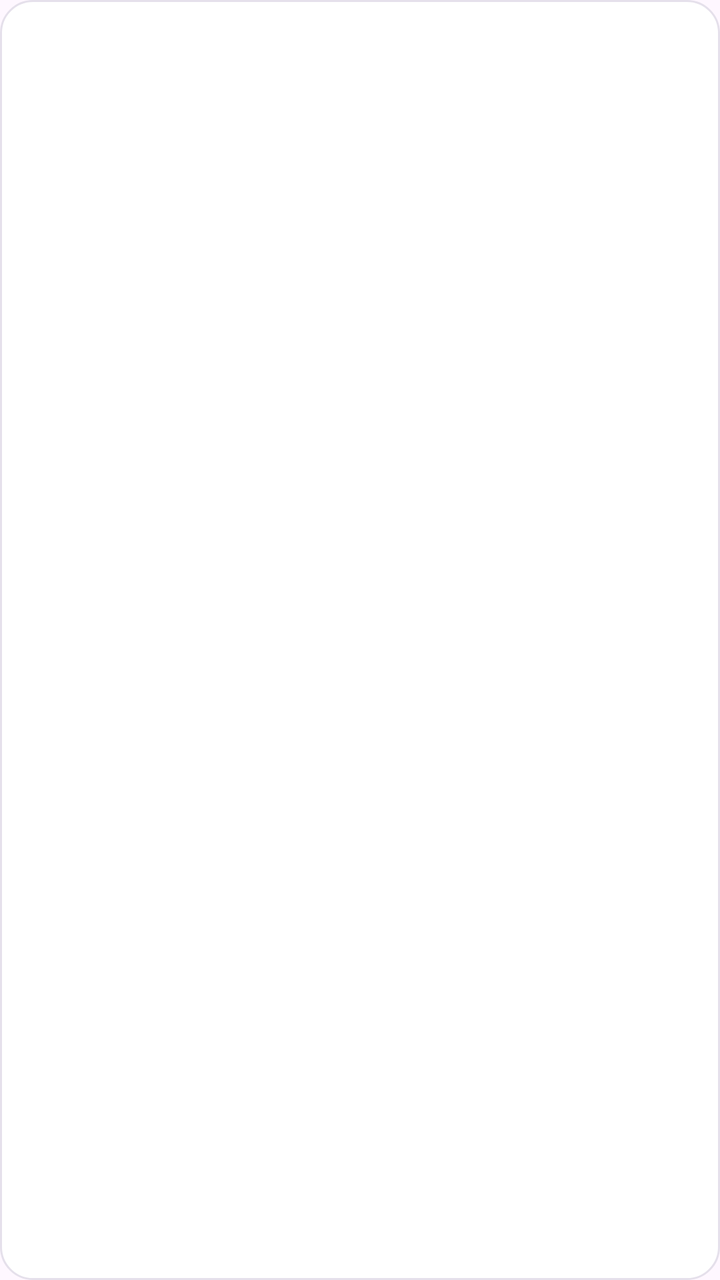
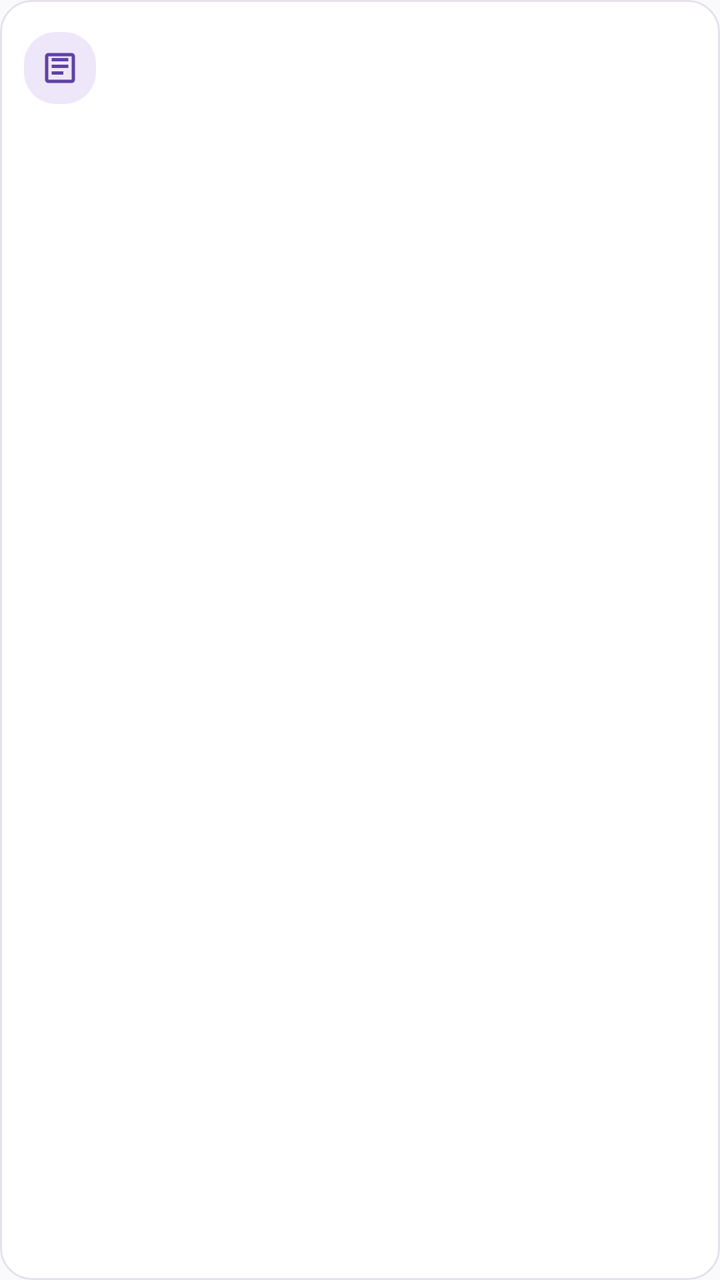

Compare the two renders of this Android layout. The source of the first and the diff that turns it into the second are given below.
<!-- AndroidManifest.xml: application theme Theme.ApiMovil -->
<!-- res/layout/item_orden.xml -->
<?xml version="1.0" encoding="utf-8"?>
<LinearLayout xmlns:android="http://schemas.android.com/apk/res/android"
    android:layout_width="match_parent"
    android:layout_height="wrap_content"
    android:orientation="vertical"
    android:background="@drawable/bg_tarjeta"
    android:layout_marginBottom="12dp"
    android:padding="17dp"
    android:clickable="true"
    android:focusable="true"
    android:foreground="?attr/selectableItemBackground">

    <LinearLayout
        android:layout_width="match_parent"
        android:layout_height="wrap_content"
        android:orientation="horizontal"
        android:gravity="center_vertical">

        <TextView
            android:id="@+id/textNumeroOrden"
            android:layout_width="0dp"
            android:layout_weight="1"
            android:layout_height="wrap_content"
            android:textStyle="bold"
            android:textColor="@color/texto_principal"
            android:textSize="16sp" />

        <TextView
            android:id="@+id/textEstado"
            android:layout_width="wrap_content"
            android:layout_height="wrap_content"
            android:paddingHorizontal="12dp"
            android:paddingVertical="5dp"
            android:textStyle="bold"
            android:textSize="11sp" />
    </LinearLayout>

    <TextView
        android:id="@+id/textGasolinera"
        android:layout_width="match_parent"
        android:layout_height="wrap_content"
        android:textSize="14sp"
        android:textColor="@color/texto_secundario"
        android:layout_marginTop="6dp" />

</LinearLayout>
<!-- resources referenced by this layout -->
<resources>
  <color name="texto_principal">#24212D</color>
  <color name="texto_secundario">#706A7A</color>
  <!-- drawable bg_tarjeta (drawable) -->
  <?xml version="1.0" encoding="utf-8"?>
  <shape xmlns:android="http://schemas.android.com/apk/res/android" android:shape="rectangle">
      <solid android:color="@color/blanco" />
      <corners android:radius="16dp" />
      <stroke android:width="1dp" android:color="@color/borde" />
  </shape>
  <style name="Theme.ApiMovil" parent="Theme.Material3.DayNight.NoActionBar">
          <item name="colorPrimary">@color/purple_500</item>
          <item name="colorPrimaryVariant">@color/purple_700</item>
          <item name="colorOnPrimary">@color/white</item>
          <item name="colorSecondary">@color/teal_200</item>
      </style>
  <color name="blanco">#FFFFFF</color>
  <color name="borde">#E5E0EB</color>
  <color name="purple_500">#6042A6</color>
  <color name="purple_700">#342052</color>
  <color name="white">#FFFFFFFF</color>
  <color name="teal_200">#6042A6</color>
</resources>

<!-- the commit's change to res/layout/item_orden.xml (unified diff, before → after) -->
@@ -1,46 +1,73 @@
 <?xml version="1.0" encoding="utf-8"?>
-<LinearLayout xmlns:android="http://schemas.android.com/apk/res/android"
+<com.google.android.material.card.MaterialCardView xmlns:android="http://schemas.android.com/apk/res/android"
+    xmlns:app="http://schemas.android.com/apk/res-auto"
     android:layout_width="match_parent"
     android:layout_height="wrap_content"
-    android:orientation="vertical"
-    android:background="@drawable/bg_tarjeta"
     android:layout_marginBottom="12dp"
-    android:padding="17dp"
     android:clickable="true"
     android:focusable="true"
-    android:foreground="?attr/selectableItemBackground">
+    android:foreground="?attr/selectableItemBackground"
+    app:cardBackgroundColor="@color/blanco"
+    app:cardCornerRadius="16dp"
+    app:cardElevation="0dp"
+    app:contentPadding="12dp"
+    app:strokeColor="@color/borde"
+    app:strokeWidth="1dp">
 
     <LinearLayout
         android:layout_width="match_parent"
         android:layout_height="wrap_content"
-        android:orientation="horizontal"
-        android:gravity="center_vertical">
+        android:gravity="center_vertical"
+        android:orientation="horizontal">
 
-        <TextView
-            android:id="@+id/textNumeroOrden"
+        <ImageView
+            android:layout_width="36dp"
+            android:layout_height="36dp"
+            android:background="@drawable/bg_tarjeta_info"
+            android:contentDescription="Icono Orden"
+            android:padding="8dp"
+            android:src="@drawable/ic_nav_ordenes"
+            app:tint="@color/marca" />
+
+        <LinearLayout
             android:layout_width="0dp"
+            android:layout_height="wrap_content"
+            android:layout_marginStart="12dp"
             android:layout_weight="1"
-            android:layout_height="wrap_content"
-            android:textStyle="bold"
-            android:textColor="@color/texto_principal"
-            android:textSize="16sp" />
+            android:orientation="vertical">
 
-        <TextView
-            android:id="@+id/textEstado"
-            android:layout_width="wrap_content"
-            android:layout_height="wrap_content"
-            android:paddingHorizontal="12dp"
-            android:paddingVertical="5dp"
-            android:textStyle="bold"
-            android:textSize="11sp" />
+            <LinearLayout
+                android:layout_width="match_parent"
+                android:layout_height="wrap_content"
+                android:gravity="center_vertical"
+                android:orientation="horizontal">
+
+                <TextView
+                    android:id="@+id/textNumeroOrden"
+                    android:layout_width="0dp"
+                    android:layout_height="wrap_content"
+                    android:layout_weight="1"
+                    android:textColor="@color/texto_principal"
+                    android:textSize="15sp"
+                    android:textStyle="bold" />
+
+                <TextView
+                    android:id="@+id/textEstado"
+                    android:layout_width="wrap_content"
+                    android:layout_height="wrap_content"
+                    android:paddingHorizontal="10dp"
+                    android:paddingVertical="4dp"
+                    android:textSize="11sp"
+                    android:textStyle="bold" />
+            </LinearLayout>
+
+            <TextView
+                android:id="@+id/textGasolinera"
+                android:layout_width="match_parent"
+                android:layout_height="wrap_content"
+                android:layout_marginTop="4dp"
+                android:textColor="@color/texto_secundario"
+                android:textSize="13sp" />
+        </LinearLayout>
     </LinearLayout>
-
-    <TextView
-        android:id="@+id/textGasolinera"
-        android:layout_width="match_parent"
-        android:layout_height="wrap_content"
-        android:textSize="14sp"
-        android:textColor="@color/texto_secundario"
-        android:layout_marginTop="6dp" />
-
-</LinearLayout>
+</com.google.android.material.card.MaterialCardView>
<!-- resource entries referenced after the edit -->
@@ -2,24 +2,34 @@
 <resources>
   <color name="texto_principal">#24212D</color>
   <color name="texto_secundario">#706A7A</color>
-  <!-- drawable bg_tarjeta (drawable) -->
+  <!-- drawable bg_tarjeta_info (drawable) -->
   <?xml version="1.0" encoding="utf-8"?>
   <shape xmlns:android="http://schemas.android.com/apk/res/android" android:shape="rectangle">
-      <solid android:color="@color/blanco" />
+      <solid android:color="@color/marca_claro" />
       <corners android:radius="16dp" />
-      <stroke android:width="1dp" android:color="@color/borde" />
   </shape>
-  <style name="Theme.ApiMovil" parent="Theme.Material3.DayNight.NoActionBar">
-          <item name="colorPrimary">@color/purple_500</item>
-          <item name="colorPrimaryVariant">@color/purple_700</item>
-          <item name="colorOnPrimary">@color/white</item>
-          <item name="colorSecondary">@color/teal_200</item>
+  <!-- drawable ic_nav_ordenes (drawable) -->
+  <?xml version="1.0" encoding="utf-8"?>
+  <vector xmlns:android="http://schemas.android.com/apk/res/android"
+      android:width="24dp" android:height="24dp"
+      android:viewportWidth="24" android:viewportHeight="24">
+      <path android:fillColor="#FF000000"
+          android:pathData="M19,3L5,3c-1.1,0 -2,0.9 -2,2v14c0,1.1 0.9,2 2,2h14c1.1,0 2,-0.9 2,-2L21,5c0,-1.1 -0.9,-2 -2,-2zM19,19L5,19L5,5h14v14zM17,12L7,12v-2h10v2zM14,16L7,16v-2h7v2zM17,8L7,8L7,6h10v2z" />
+  </vector>
+  <style name="Theme.ApiMovil" parent="Theme.MaterialComponents.DayNight.NoActionBar">
+          <item name="colorPrimary">@color/marca</item>
+          <item name="colorPrimaryVariant">@color/marca_oscuro</item>
+          <item name="colorOnPrimary">@color/blanco</item>
+          <item name="colorSecondary">@color/marca_claro</item>
+          <item name="colorOnSecondary">@color/texto_principal</item>
+          <item name="android:windowBackground">@color/fondo</item>
+          <item name="android:statusBarColor">@color/marca_oscuro</item>
       </style>
+  <color name="marca_claro">#EEE7FA</color>
+  <color name="marca_oscuro">#342052</color>
+  <color name="fondo">#FAF9FC</color>
   <color name="blanco">#FFFFFF</color>
   <color name="borde">#E5E0EB</color>
-  <color name="purple_500">#6042A6</color>
-  <color name="purple_700">#342052</color>
-  <color name="white">#FFFFFFFF</color>
-  <color name="teal_200">#6042A6</color>
+  <color name="marca">#6042A6</color>
 </resources>
 
